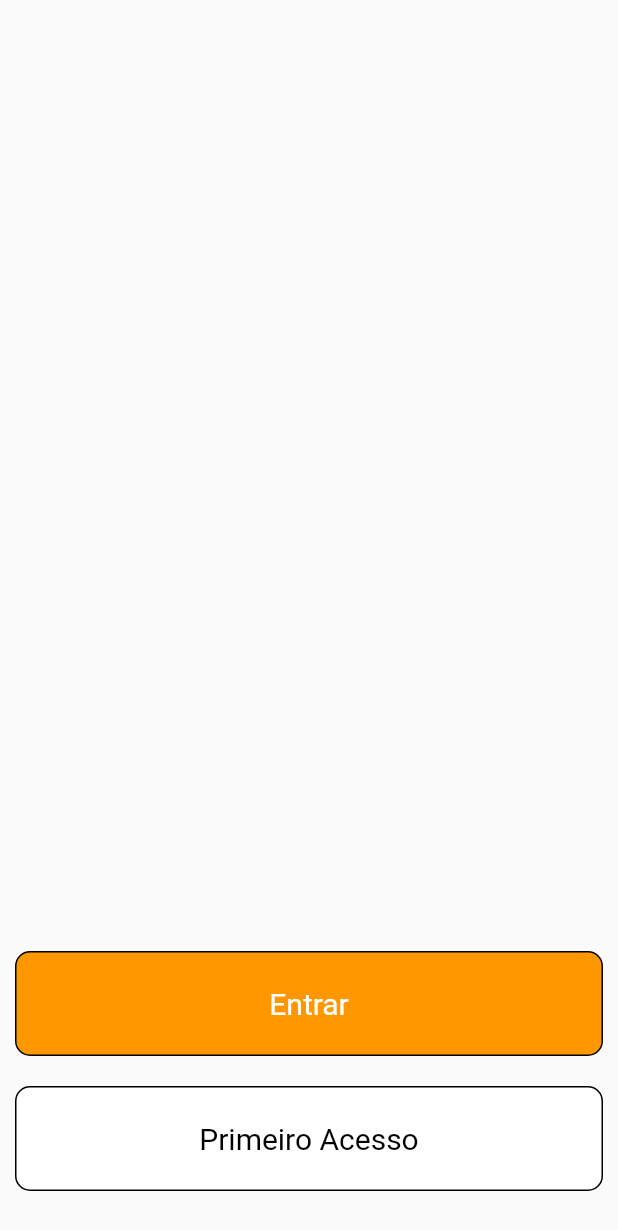
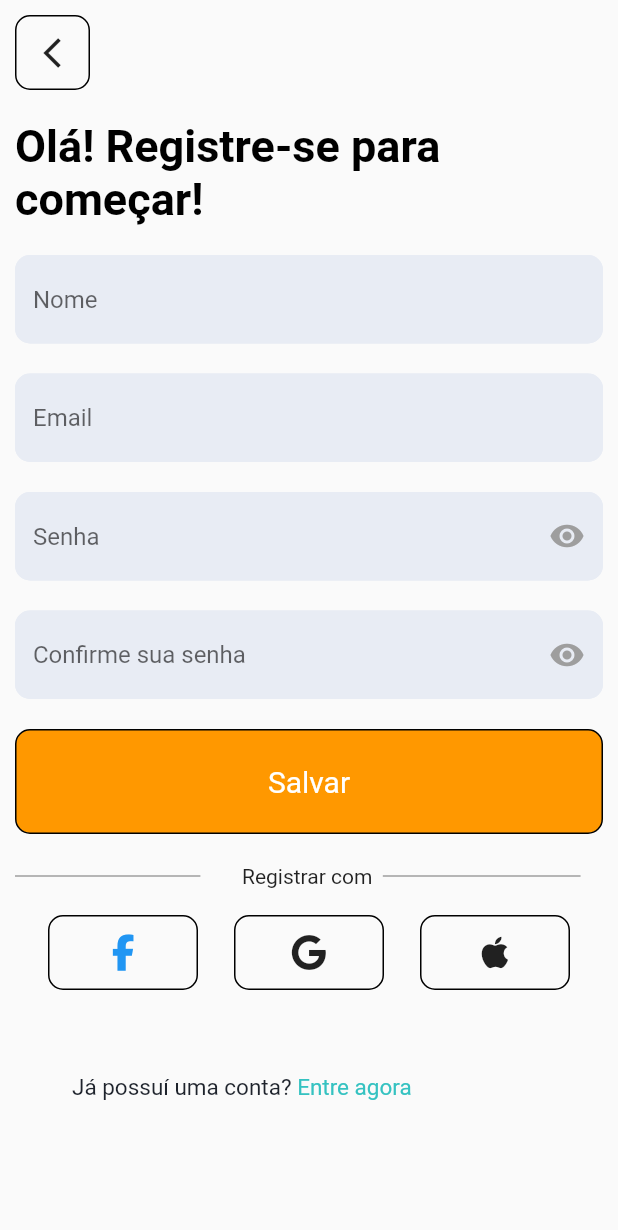
Before and after one commit to MatheusNerisXa/AppHelpStudent, a Flutter app: the screen it shows after launch, after a tap on "Primeiro Acesso", on a phone screen of 412 x 824 dp. Shown: the top 1230 px of the screen. Run offline on Flutter 3.47's test engine with Material 2 defaults, Android fonts, the phone set to English and light mode, and no system bars; our stand-ins replace firebase_core, font_awesome_flutter; accounts and stored records are empty.

Commit message:
Tela de registro

```diff
--- a/help_student/lib/screens/login.dart
+++ b/help_student/lib/screens/login.dart
@@ -91,7 +91,7 @@ class _LoginState extends State<Login> {
                       width: MediaQuery.of(context).size.height*0.15,
                       color: Colors.grey,
                 ),
-                    const Text("Or Login with"),
+                    const Text("       Entrar com   "),
                     Container(
                       height: 1,
                       width: MediaQuery.of(context).size.height*0.18,
--- /dev/null
+++ b/help_student/lib/screens/register.dart
@@ -0,0 +1,192 @@
+import 'package:flutter/material.dart';
+import 'package:font_awesome_flutter/font_awesome_flutter.dart';
+
+import '../components/button_custom.dart';
+import '../components/textfiled_custom.dart';
+import 'login.dart';
+
+class Register extends StatefulWidget {
+  const Register({Key? key}) : super(key: key);
+
+  @override
+  State<Register> createState() => _RegisterState();
+}
+
+class _RegisterState extends State<Register> {
+  TextEditingController _passwordController = TextEditingController();
+  TextEditingController _emailController = TextEditingController();
+  TextEditingController _usenameController = TextEditingController();
+  TextEditingController _confirmPasswordController = TextEditingController();
+
+  @override
+  Widget build(BuildContext context) {
+    return SafeArea(
+      child: Scaffold(
+        body: SingleChildScrollView(
+          child: Container(
+            height: MediaQuery.of(context).size.height,
+            width: double.infinity,
+            child: Column(
+              crossAxisAlignment: CrossAxisAlignment.start,
+              children: [
+                Padding(
+                  padding: const EdgeInsets.all(10.0),
+                  child: Container(
+                    height: 50,
+                    width: 50,
+                    decoration: BoxDecoration(
+                      border: Border.all(color: Colors.black, width: 1),
+                      borderRadius: BorderRadius.circular(10),
+                    ),
+                    child: IconButton(
+                        icon: Icon(Icons.arrow_back_ios_sharp),
+                        onPressed:(){
+                          Navigator.pop(context);
+                        }),
+                  ),
+                ),
+                const Padding(
+                  padding: EdgeInsets.all(10.0),
+                  child: Text(
+                    "Olá! Registre-se para começar!",
+                    style: TextStyle(
+                        color: Colors.black,
+                        fontSize: 30,
+                        fontWeight: FontWeight.bold
+                    ),
+                  ),
+                ),
+                CustomTextfield(
+                    myController: _usenameController,
+                    hintText: "Nome",
+                    isPassword: false
+                ),
+                CustomTextfield(
+                    myController: _emailController,
+                    hintText: "Email",
+                    isPassword: false
+                ),
+                CustomTextfield(
+                    myController: _passwordController,
+                    hintText: "Senha",
+                    isPassword: true
+                ),
+                CustomTextfield(
+                    myController: _confirmPasswordController,
+                    hintText: "Confirme sua senha",
+                    isPassword: true
+                ),
+                ButtonCustom(
+                  buttonText: "Salvar",
+                  buttonColor: Colors.orange,
+                  textColor: Colors.white,
+                  onPressed: (){
+                    Navigator.push(context, MaterialPageRoute(builder: (_) => const Login()));
+                  },
+                ),
+                Padding(
+                  padding: const EdgeInsets.all(10.0),
+                  child: Row(
+                    children: [
+                      Container(
+                        height: 1,
+                        width: MediaQuery.of(context).size.height*0.15,
+                        color: Colors.grey,
+                      ),
+                      const Text("        Registrar com  "),
+                      Container(
+                        height: 1,
+                        width: MediaQuery.of(context).size.height*0.16,
+                        color: Colors.grey,
+                      ),
+                    ],
+                  ),
+                ),
+                Padding(
+                  padding: const EdgeInsets.all(8.0),
+                  child: Row(
+                    mainAxisAlignment: MainAxisAlignment.spaceEvenly,
+                    children: [
+                      Container(
+                        height: 50,
+                        width: 100,
+                        decoration: BoxDecoration(
+                          border: Border.all(color: Colors.black, width: 1),
+                          borderRadius: BorderRadius.circular(10),
+                        ),
+                        child: IconButton(
+                          icon: Icon(
+                            FontAwesomeIcons.facebookF,
+                            color: Colors.blue,
+                          ),
+                          onPressed: (){},
+                        ),
+                      ),
+                      Container(
+                        height: 50,
+                        width: 100,
+                        decoration: BoxDecoration(
+                          border: Border.all(color: Colors.black, width: 1),
+                          borderRadius: BorderRadius.circular(10),
+                        ),
+                        child: IconButton(
+                          icon: Icon(
+                            FontAwesomeIcons.google,
+                          ),
+                          onPressed: (){},
+                        ),
+                      ),
+                      Container(
+                        height: 50,
+                        width: 100,
+                        decoration: BoxDecoration(
+                          border: Border.all(color: Colors.black, width: 1),
+                          borderRadius: BorderRadius.circular(10),
+                        ),
+                        child: IconButton(
+                          icon: Icon(
+                            FontAwesomeIcons.apple,
+                          ),
+                          onPressed: (){},
+                        ),
+                      ),
+                    ],
+                  ),
+                ),
+                SizedBox(
+                  height: 40,
+                ),
+                Padding(
+                  padding: const EdgeInsets.fromLTRB(48,8,8,8.0),
+                  child: Row(
+                    // mainAxisAlignment: MainAxisAlignment.spaceEvenly,
+                    children:  [
+                      const Text(
+                        "Já possuí uma conta?",
+                        style: TextStyle(
+                          color: Color(0xff1E232C),
+                          fontSize: 15,
+                        ),
+                      ),
+                      InkWell(
+                        onTap: (){
+                          Navigator.push(context, MaterialPageRoute(builder: (_) => const Login()));
+                        },
+                        child: Text(" Entre agora",
+                          style: TextStyle(
+                            color: Color(0xff35C2c1),
+                            fontSize: 15,
+                          ),
+                        ),
+                      ),
+                    ],
+                  ),
+                ),
+              ],
+            ),
+          ),
+        ),
+      ),
+    );
+  }
+}
--- a/help_student/lib/screens/welcome.dart
+++ b/help_student/lib/screens/welcome.dart
@@ -1,6 +1,7 @@
 import 'package:flutter/material.dart';
 import 'package:help_student/components/button_custom.dart';
 import 'package:help_student/screens/login.dart';
+import 'package:help_student/screens/register.dart';
 
 class Welcome extends StatelessWidget {
   const Welcome({Key? key}) : super(key: key);
@@ -41,7 +42,9 @@ class Welcome extends StatelessWidget {
               buttonText: "Primeiro Acesso",
               buttonColor: Colors.white,
               textColor: Colors.black,
-              onPressed: (){},
+              onPressed: (){
+                Navigator.push(context, MaterialPageRoute(builder: (_)=> const Register()));
+              },
             ),
             SizedBox(
               height: 20,
```
